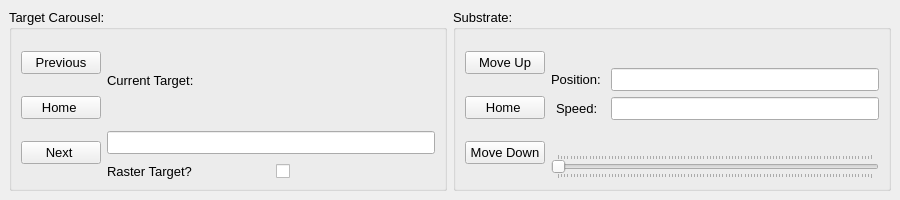
The window that src/ui/docked_motor_control.ui (ibrummel/PLD-Laser-Brain) describes before a commit, drawn with Qt 5.
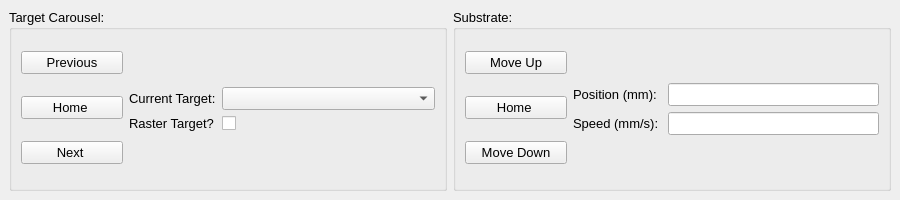
The same window after the commit. Icons and pictures are not drawn.

Commit message: Changes to the motor control ui. User now selects targets from a combobox rather than entering a target number.

```diff
--- a/src/ui/docked_motor_control.ui
+++ b/src/ui/docked_motor_control.ui
@@ -19,7 +19,7 @@
   <property name="minimumSize">
    <size>
     <width>900</width>
-    <height>172</height>
+    <height>198</height>
    </size>
   </property>
   <property name="font">
@@ -34,13 +34,13 @@
    <string>Motor Controls</string>
   </property>
   <widget class="QWidget" name="dockWidgetContents">
-   <layout class="QHBoxLayout" name="horizontalLayout_3">
+   <layout class="QHBoxLayout" name="horizontalLayout_3" stretch="1,1">
     <item>
      <widget class="QGroupBox" name="gbox_targets">
       <property name="title">
        <string>Target Carousel:</string>
       </property>
-      <layout class="QHBoxLayout" name="horizontalLayout_2" stretch="0,0">
+      <layout class="QHBoxLayout" name="horizontalLayout_2" stretch="1,3">
        <item>
         <layout class="QVBoxLayout" name="verticalLayout_3">
          <property name="spacing">
@@ -85,30 +85,28 @@
         </layout>
        </item>
        <item>
-        <layout class="QVBoxLayout" name="verticalLayout_4">
-         <property name="spacing">
-          <number>10</number>
+        <layout class="QFormLayout" name="formLayout_2">
+         <property name="formAlignment">
+          <set>Qt::AlignLeading|Qt::AlignLeft|Qt::AlignVCenter</set>
          </property>
-         <item>
+         <item row="0" column="0">
           <widget class="QLabel" name="lbl_current_target">
            <property name="text">
             <string>Current Target:</string>
            </property>
           </widget>
          </item>
-         <item>
-          <widget class="QLineEdit" name="line_current_target"/>
+         <item row="0" column="1">
+          <widget class="QComboBox" name="combo_current_target"/>
          </item>
-         <item>
-          <layout class="QHBoxLayout" name="horizontalLayout_4">
-           <item>
+         <item row="1" column="0">
             <widget class="QLabel" name="lbl_raster">
              <property name="text">
               <string>Raster Target?</string>
              </property>
             </widget>
            </item>
-           <item>
+         <item row="1" column="1">
             <widget class="QCheckBox" name="check_raster">
              <property name="text">
               <string/>
@@ -118,8 +116,6 @@
           </layout>
          </item>
         </layout>
-       </item>
-      </layout>
      </widget>
     </item>
     <item>
@@ -127,7 +123,7 @@
       <property name="title">
        <string>Substrate:</string>
       </property>
-      <layout class="QHBoxLayout" name="horizontalLayout">
+      <layout class="QHBoxLayout" name="horizontalLayout" stretch="1,3">
        <item>
         <layout class="QVBoxLayout" name="verticalLayout">
          <property name="spacing">
@@ -169,8 +165,6 @@
         </layout>
        </item>
        <item>
-        <layout class="QVBoxLayout" name="verticalLayout_2">
-         <item>
           <layout class="QFormLayout" name="formLayout">
            <property name="labelAlignment">
             <set>Qt::AlignCenter</set>
@@ -181,7 +175,7 @@
            <item row="0" column="0">
             <widget class="QLabel" name="lbl_sub_position">
              <property name="text">
-              <string>Position: </string>
+            <string>Position (mm): </string>
              </property>
             </widget>
            </item>
@@ -191,30 +185,12 @@
            <item row="1" column="0">
             <widget class="QLabel" name="lbl_sub_speed">
              <property name="text">
-              <string>Speed: </string>
+            <string>Speed (mm/s): </string>
              </property>
             </widget>
            </item>
            <item row="1" column="1">
             <widget class="QLineEdit" name="line_sub_speed"/>
-           </item>
-          </layout>
-         </item>
-         <item>
-          <widget class="QSlider" name="slide_sub_speed">
-           <property name="orientation">
-            <enum>Qt::Horizontal</enum>
-           </property>
-           <property name="invertedAppearance">
-            <bool>false</bool>
-           </property>
-           <property name="invertedControls">
-            <bool>false</bool>
-           </property>
-           <property name="tickPosition">
-            <enum>QSlider::TicksBothSides</enum>
-           </property>
-          </widget>
          </item>
         </layout>
        </item>
```
Lines whose indentation alone changed are shown as unchanged. The commit also changes 2 other files.
